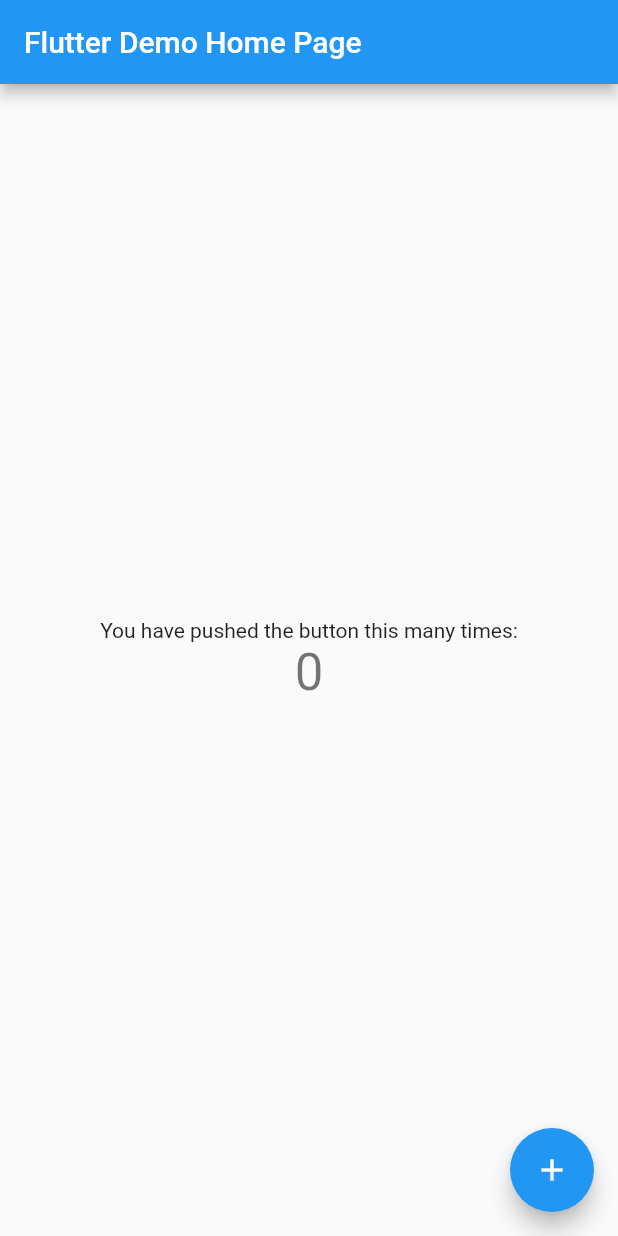
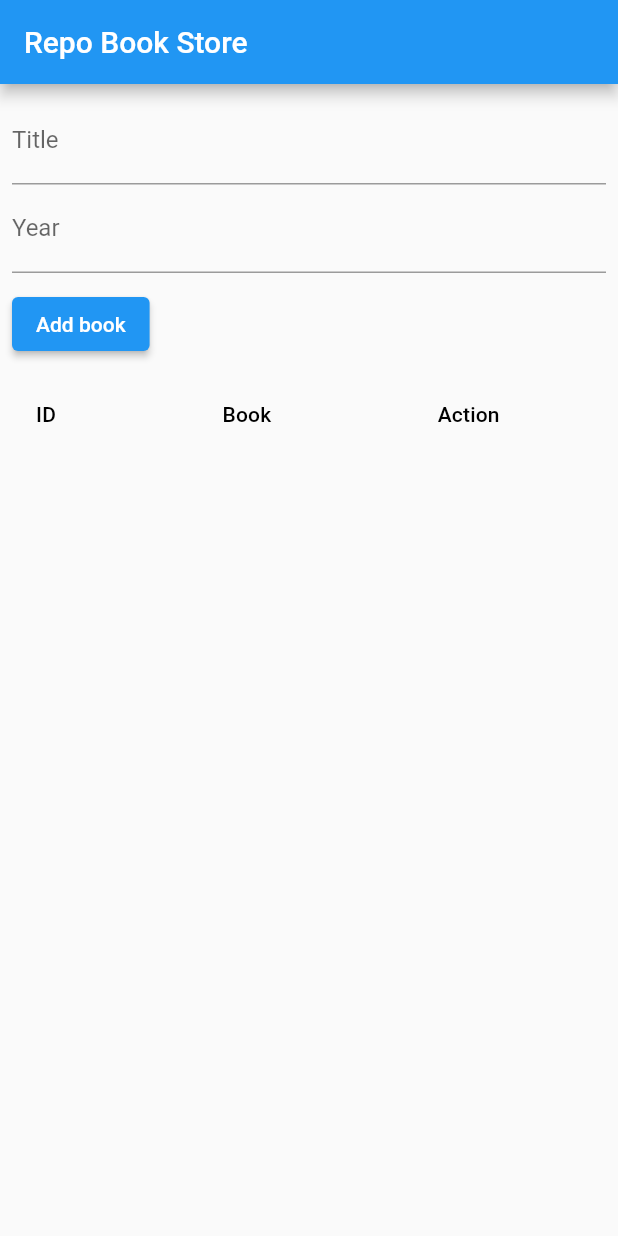
Before and after one commit to mustafa-guner/flutter-book-store-app, a Flutter app: the screen it shows after launch, on a phone screen of 412 x 824 dp. Run offline on Flutter 3.47's test engine with Material 2 defaults, Android fonts, the phone set to English and light mode, and no system bars.

Commit message:
create UI of the app

```diff
--- a/lib/main.dart
+++ b/lib/main.dart
@@ -1,115 +1,170 @@
 import 'package:flutter/material.dart';
+import 'package:flutter/services.dart';
+import 'package:repo_bookstore/controllers/home.dart';
+import 'package:repo_bookstore/models/book.dart';
 
 void main() {
-  runApp(const MyApp());
+  runApp(MyApp());
 }
 
 class MyApp extends StatelessWidget {
-  const MyApp({super.key});
-
-  // This widget is the root of your application.
   @override
   Widget build(BuildContext context) {
     return MaterialApp(
-      title: 'Flutter Demo',
-      theme: ThemeData(
-        // This is the theme of your application.
-        //
-        // Try running your application with "flutter run". You'll see the
-        // application has a blue toolbar. Then, without quitting the app, try
-        // changing the primarySwatch below to Colors.green and then invoke
-        // "hot reload" (press "r" in the console where you ran "flutter run",
-        // or simply save your changes to "hot reload" in a Flutter IDE).
-        // Notice that the counter didn't reset back to zero; the application
-        // is not restarted.
-        primarySwatch: Colors.blue,
-      ),
-      home: const MyHomePage(title: 'Flutter Demo Home Page'),
+      home: Scaffold(
+          appBar: AppBar(
+            title: const Text('Repo Book Store'),
+          ),
+          body: HomePage()),
     );
   }
 }
 
-class MyHomePage extends StatefulWidget {
-  const MyHomePage({super.key, required this.title});
-
-  // This widget is the home page of your application. It is stateful, meaning
-  // that it has a State object (defined below) that contains fields that affect
-  // how it looks.
-
-  // This class is the configuration for the state. It holds the values (in this
-  // case the title) provided by the parent (in this case the App widget) and
-  // used by the build method of the State. Fields in a Widget subclass are
-  // always marked "final".
-
-  final String title;
+class HomePage extends StatefulWidget {
+  final HomeController _homeController = HomeController();
 
   @override
-  State<MyHomePage> createState() => _MyHomePageState();
+  _HomePageState createState() => _HomePageState();
 }
 
-class _MyHomePageState extends State<MyHomePage> {
-  int _counter = 0;
-
-  void _incrementCounter() {
-    setState(() {
-      // This call to setState tells the Flutter framework that something has
-      // changed in this State, which causes it to rerun the build method below
-      // so that the display can reflect the updated values. If we changed
-      // _counter without calling setState(), then the build method would not be
-      // called again, and so nothing would appear to happen.
-      _counter++;
-    });
+class _HomePageState extends State<HomePage> {
+  void _refreshList() {
+    setState(() {});
   }
 
   @override
   Widget build(BuildContext context) {
-    // This method is rerun every time setState is called, for instance as done
-    // by the _incrementCounter method above.
-    //
-    // The Flutter framework has been optimized to make rerunning build methods
-    // fast, so that you can just rebuild anything that needs updating rather
-    // than having to individually change instances of widgets.
-    return Scaffold(
-      appBar: AppBar(
-        // Here we take the value from the MyHomePage object that was created by
-        // the App.build method, and use it to set our appbar title.
-        title: Text(widget.title),
-      ),
-      body: Center(
-        // Center is a layout widget. It takes a single child and positions it
-        // in the middle of the parent.
+    return ListView(children: [
+      _Form(widget._homeController, _refreshList),
+      _BookTable(widget._homeController, _refreshList)
+    ]);
+  }
+}
+
+class _Form extends StatefulWidget {
+  final HomeController _homeController;
+  final VoidCallback _refreshList;
+
+  const _Form(this._homeController, this._refreshList);
+
+  @override
+  _FormState createState() => _FormState();
+}
+
+class _FormState extends State<_Form> {
+  final GlobalKey<FormState> _formKey = GlobalKey<FormState>();
+  final TextEditingController _titleFieldController = TextEditingController();
+  final TextEditingController _yearFieldController = TextEditingController();
+
+  @override
+  void dispose() {
+    _titleFieldController.dispose();
+    _yearFieldController.dispose();
+    super.dispose();
+  }
+
+  @override
+  Widget build(BuildContext context) {
+    return Form(
+      key: _formKey,
+      child: Container(
+        padding: const EdgeInsets.all(8.0),
         child: Column(
-          // Column is also a layout widget. It takes a list of children and
-          // arranges them vertically. By default, it sizes itself to fit its
-          // children horizontally, and tries to be as tall as its parent.
-          //
-          // Invoke "debug painting" (press "p" in the console, choose the
-          // "Toggle Debug Paint" action from the Flutter Inspector in Android
-          // Studio, or the "Toggle Debug Paint" command in Visual Studio Code)
-          // to see the wireframe for each widget.
-          //
-          // Column has various properties to control how it sizes itself and
-          // how it positions its children. Here we use mainAxisAlignment to
-          // center the children vertically; the main axis here is the vertical
-          // axis because Columns are vertical (the cross axis would be
-          // horizontal).
-          mainAxisAlignment: MainAxisAlignment.center,
+          crossAxisAlignment: CrossAxisAlignment.start,
           children: <Widget>[
-            const Text(
-              'You have pushed the button this many times:',
+            TextFormField(
+              controller: _titleFieldController,
+              decoration: const InputDecoration(
+                labelText: 'Title',
+              ),
+              validator: (String? value) {
+                if (value == null || value.isEmpty) {
+                  return 'Please enter book title';
+                }
+                return null;
+              },
             ),
-            Text(
-              '$_counter',
-              style: Theme.of(context).textTheme.headline4,
+            TextFormField(
+              controller: _yearFieldController,
+              decoration: const InputDecoration(
+                labelText: 'Year',
+              ),
+              keyboardType: TextInputType.number,
+              inputFormatters: [
+                FilteringTextInputFormatter.allow(RegExp(r'[\d]')),
+              ],
+              validator: (String? value) {
+                if (value == null || value.isEmpty) {
+                  return 'Please enter released year';
+                }
+                return null;
+              },
             ),
+            Container(
+                margin: const EdgeInsets.only(top: 10.0),
+                child: ElevatedButton(
+                  onPressed: () async {
+                    if (_formKey.currentState!.validate()) {
+                      await widget._homeController.addBook(Book(
+                          0,
+                          _titleFieldController.text,
+                          int.parse(_yearFieldController.text)));
+                      _titleFieldController.clear();
+                      _yearFieldController.clear();
+                      widget._refreshList();
+                    }
+                  },
+                  child: const Text('Add book'),
+                )),
           ],
         ),
       ),
-      floatingActionButton: FloatingActionButton(
-        onPressed: _incrementCounter,
-        tooltip: 'Increment',
-        child: const Icon(Icons.add),
-      ), // This trailing comma makes auto-formatting nicer for build methods.
     );
   }
 }
+
+class _BookTable extends StatelessWidget {
+  final HomeController _homeController;
+  final VoidCallback _refreshList;
+
+  const _BookTable(this._homeController, this._refreshList);
+
+  @override
+  Widget build(BuildContext context) {
+    return FutureBuilder<List<Book>>(
+        future: _homeController.getAllBooks(),
+        builder: (context, snapshot) {
+          if (!snapshot.hasData) {
+            return const Center(child: Text('Loading..'));
+          } else {
+            return DataTable(
+                columns: _createBookTableColumns(),
+                rows: _createBookTableRows(snapshot.data ?? []));
+          }
+        });
+  }
+
+  List<DataColumn> _createBookTableColumns() {
+    return [
+      const DataColumn(label: Text('ID')),
+      const DataColumn(label: Text('Book')),
+      const DataColumn(label: Text('Action')),
+    ];
+  }
+
+  List<DataRow> _createBookTableRows(List<Book> books) {
+    return books
+        .map((book) => DataRow(cells: [
+              DataCell(Text('#${book.id}')),
+              DataCell(Text('${book.title} (${book.year.toString()})')),
+              DataCell(IconButton(
+                icon: const Icon(Icons.delete),
+                onPressed: () async {
+                  await _homeController.removeBook(book.id);
+                  _refreshList();
+                },
+              )),
+            ]))
+        .toList();
+  }
+}
```
